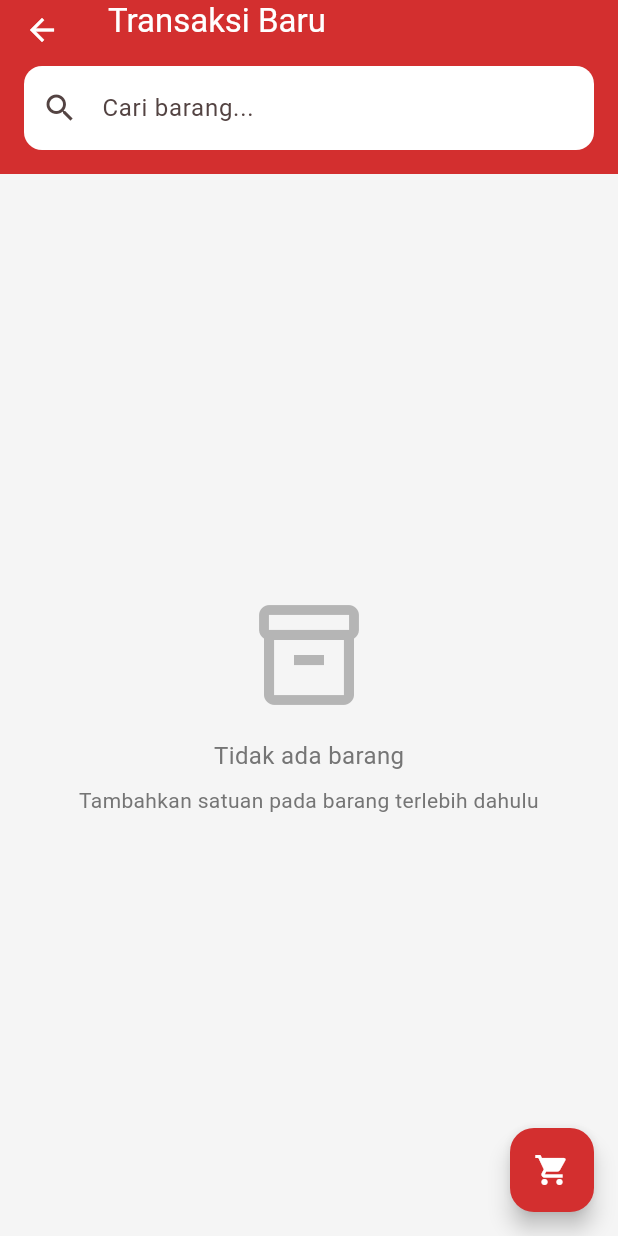
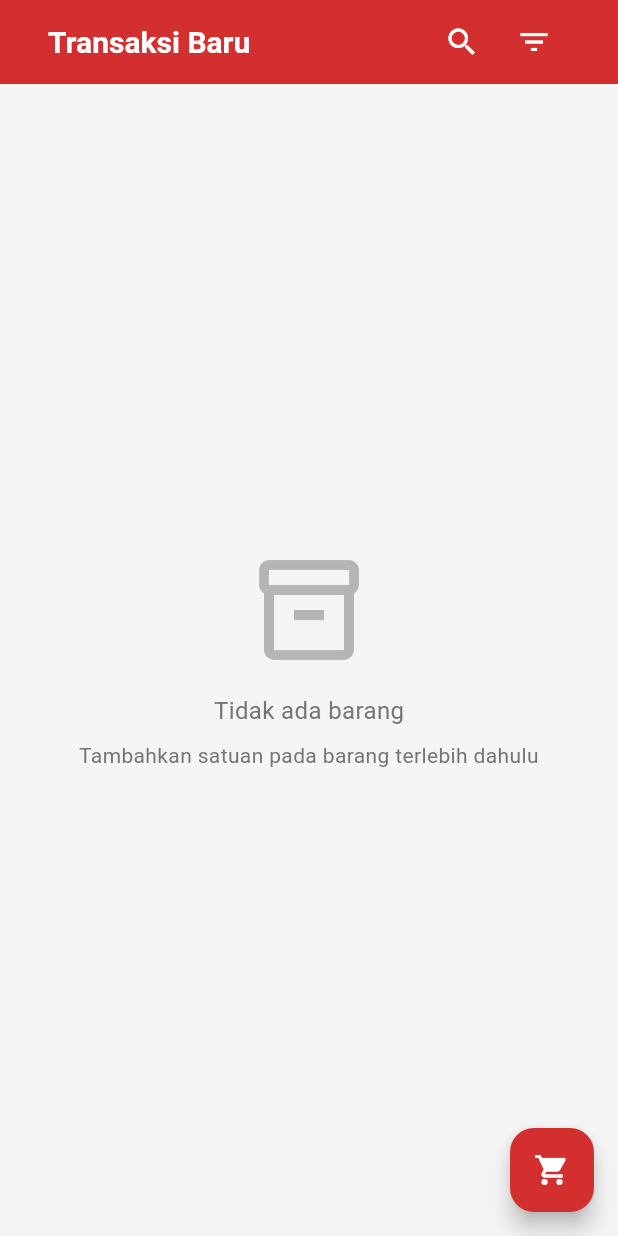
Before and after one commit to Arafian01/Warungin, a Flutter app: the TransaksiPage screen opened directly, on a phone screen of 412 x 824 dp. Run offline on Flutter 3.47's test engine with Material 3 defaults, Android fonts, the light colour scheme and no system bars; our stand-ins replace cloud_firestore, firebase_auth, firebase_core; accounts and stored records are empty; Roboto replaces fonts that are missing (Poppins).

Commit message:
update: penyesuaian fitur cari dan menambahkan fitur filter berdasarkan kategori

```diff
--- a/lib/pages/transaksi/transaksi_page.dart
+++ b/lib/pages/transaksi/transaksi_page.dart
@@ -5,9 +5,12 @@ import '../../models/barang_satuan_model.dart';
 import '../../providers/barang_provider.dart';
 import '../../providers/barang_satuan_provider.dart';
 import '../../providers/cart_provider.dart';
+import '../../providers/kategori_provider.dart';
 import '../../utils/constants.dart';
 import '../../utils/formatters.dart';
 import '../../utils/helpers.dart';
+import '../../widgets/animated_search_header.dart';
+import '../../widgets/category_filter_modal.dart';
 import 'cart_page.dart';
 
 class TransaksiPage extends StatefulWidget {
@@ -19,6 +22,7 @@ class TransaksiPage extends StatefulWidget {
 
 class _TransaksiPageState extends State<TransaksiPage> {
   String _searchQuery = '';
+  String? _selectedCategoryId;
 
   @override
   void initState() {
@@ -31,38 +35,40 @@ class _TransaksiPageState extends State<TransaksiPage> {
 
   @override
   Widget build(BuildContext context) {
+    final kategoriProvider = Provider.of<KategoriProvider>(context);
+
     return Scaffold(
       backgroundColor: AppColors.background,
       appBar: AppBar(
         backgroundColor: AppColors.primary,
         elevation: 0,
-        title: const Text(
-          'Transaksi Baru',
-          style: TextStyle(color: Colors.white),
+        title: AnimatedSearchHeader(
+          title: 'Transaksi Baru',
+          onSearchChanged: (value) {
+            setState(() {
+              _searchQuery = value.toLowerCase();
+            });
+          },
+          showFilter: true,
+          onFilterPressed: () async {
+            final kategoriStream = kategoriProvider.getKategoriStream();
+            final kategoriList = await kategoriStream.first;
+            if (context.mounted) {
+              showCategoryFilterModal(
+                context,
+                categories: kategoriList,
+                selectedCategoryId: _selectedCategoryId,
+                onCategorySelected: (categoryId) {
+                  setState(() {
+                    _selectedCategoryId = categoryId;
+                  });
+                },
+              );
+            }
+          },
         ),
-        bottom: PreferredSize(
-          preferredSize: const Size.fromHeight(60),
-          child: Padding(
-            padding: const EdgeInsets.all(AppDimensions.paddingMedium),
-            child: TextField(
-              onChanged: (value) {
-                setState(() {
-                  _searchQuery = value.toLowerCase();
-                });
-              },
-              decoration: InputDecoration(
-                hintText: 'Cari barang...',
-                prefixIcon: const Icon(Icons.search),
-                filled: true,
-                fillColor: Colors.white,
-                border: OutlineInputBorder(
-                  borderRadius: BorderRadius.circular(AppDimensions.borderRadius),
-                  borderSide: BorderSide.none,
-                ),
-              ),
-            ),
-          ),
-        ),
+        automaticallyImplyLeading: false,
+        toolbarHeight: 56,
       ),
       body: StreamBuilder<List<BarangModel>>(
         stream: Provider.of<BarangProvider>(context, listen: false).getBarangStream(),
@@ -94,8 +100,13 @@ class _TransaksiPageState extends State<TransaksiPage> {
                 groupedSatuan[satuan.idBarang]!.add(satuan);
               }
 
-              // Filter by search
+              // Filter by category and search
               var filteredBarang = barangList.where((barang) {
+                // Category filter
+                if (_selectedCategoryId != null && barang.idKategori != _selectedCategoryId) {
+                  return false;
+                }
+                // Search filter
                 if (_searchQuery.isEmpty) return true;
                 return barang.namaBarang.toLowerCase().contains(_searchQuery);
               }).where((barang) {
--- /dev/null
+++ b/lib/widgets/animated_search_header.dart
@@ -0,0 +1,166 @@
+import 'package:flutter/material.dart';
+import '../utils/constants.dart';
+
+class AnimatedSearchHeader extends StatefulWidget {
+  final String title;
+  final ValueChanged<String> onSearchChanged;
+  final VoidCallback? onFilterPressed;
+  final bool showFilter;
+
+  const AnimatedSearchHeader({
+    Key? key,
+    required this.title,
+    required this.onSearchChanged,
+    this.onFilterPressed,
+    this.showFilter = false,
+  }) : super(key: key);
+
+  @override
+  State<AnimatedSearchHeader> createState() => _AnimatedSearchHeaderState();
+}
+
+class _AnimatedSearchHeaderState extends State<AnimatedSearchHeader>
+    with SingleTickerProviderStateMixin {
+  bool _isSearching = false;
+  final TextEditingController _searchController = TextEditingController();
+  late AnimationController _animationController;
+  late Animation<double> _widthAnimation;
+  late Animation<Offset> _slideAnimation;
+
+  @override
+  void initState() {
+    super.initState();
+    _animationController = AnimationController(
+      vsync: this,
+      duration: const Duration(milliseconds: 300),
+    );
+
+    _widthAnimation = Tween<double>(begin: 0.0, end: 1.0).animate(
+      CurvedAnimation(
+        parent: _animationController,
+        curve: Curves.easeInOut,
+      ),
+    );
+
+    _slideAnimation = Tween<Offset>(
+      begin: const Offset(1.0, 0.0),
+      end: Offset.zero,
+    ).animate(
+      CurvedAnimation(
+        parent: _animationController,
+        curve: Curves.easeInOut,
+      ),
+    );
+
+    _searchController.addListener(() {
+      setState(() {});
+    });
+  }
+
+  @override
+  void dispose() {
+    _animationController.dispose();
+    _searchController.dispose();
+    super.dispose();
+  }
+
+  void _toggleSearch() {
+    setState(() {
+      _isSearching = !_isSearching;
+      if (_isSearching) {
+        _animationController.forward();
+      } else {
+        _animationController.reverse();
+        _searchController.clear();
+        widget.onSearchChanged('');
+      }
+    });
+  }
+
+  void _clearSearch() {
+    setState(() {
+      _searchController.clear();
+      widget.onSearchChanged('');
+      _isSearching = false;
+      _animationController.reverse();
+    });
+  }
+
+  @override
+  Widget build(BuildContext context) {
+    final screenWidth = MediaQuery.of(context).size.width;
+    // Calculate available width for search field
+    // Account for: padding (32), search icon (48), filter icon (48 if shown), clear icon (48 if shown)
+    final iconsWidth = 48 + (widget.showFilter ? 48 : 0) + (_searchController.text.isNotEmpty ? 48 : 0) + 32;
+    final maxSearchWidth = screenWidth - iconsWidth;
+
+    return Container(
+      height: 56,
+      padding: const EdgeInsets.symmetric(horizontal: 16),
+      decoration: BoxDecoration(
+        color: AppColors.primary,
+      ),
+      child: Row(
+        children: [
+          if (!_isSearching) ...[
+            Expanded(
+              child: Text(
+                widget.title,
+                style: const TextStyle(
+                  color: Colors.white,
+                  fontSize: 20,
+                  fontWeight: FontWeight.w600,
+                ),
+              ),
+            ),
+          ],
+          if (_isSearching) ...[
+            AnimatedBuilder(
+              animation: _animationController,
+              builder: (context, child) {
+                return SizedBox(
+                  width: maxSearchWidth * _widthAnimation.value,
+                  child: SlideTransition(
+                    position: _slideAnimation,
+                    child: TextField(
+                      controller: _searchController,
+                      autofocus: true,
+                      style: const TextStyle(color: Colors.white),
+                      decoration: InputDecoration(
+                        hintText: 'Cari...',
+                        hintStyle: TextStyle(color: Colors.white.withOpacity(0.7)),
+                        border: InputBorder.none,
+                        contentPadding: const EdgeInsets.symmetric(vertical: 12),
+                      ),
+                      onChanged: widget.onSearchChanged,
+                    ),
+                  ),
+                );
+              },
+            ),
+            if (_searchController.text.isNotEmpty)
+              SlideTransition(
+                position: _slideAnimation,
+                child: IconButton(
+                  icon: const Icon(Icons.close, color: Colors.white),
+                  onPressed: _clearSearch,
+                ),
+              ),
+          ],
+          IconButton(
+            icon: Icon(
+              _isSearching ? Icons.search : Icons.search,
+              color: Colors.white,
+            ),
+            onPressed: _toggleSearch,
+          ),
+          if (widget.showFilter && widget.onFilterPressed != null)
+            IconButton(
+              icon: const Icon(Icons.filter_list, color: Colors.white),
+              onPressed: widget.onFilterPressed,
+            ),
+        ],
+      ),
+    );
+  }
+}
```
Also changed, not shown: lib/pages/barang/barang_list_page.dart (+35 -27 lines), lib/widgets/category_filter_modal.dart (added, +196 -0 lines).
